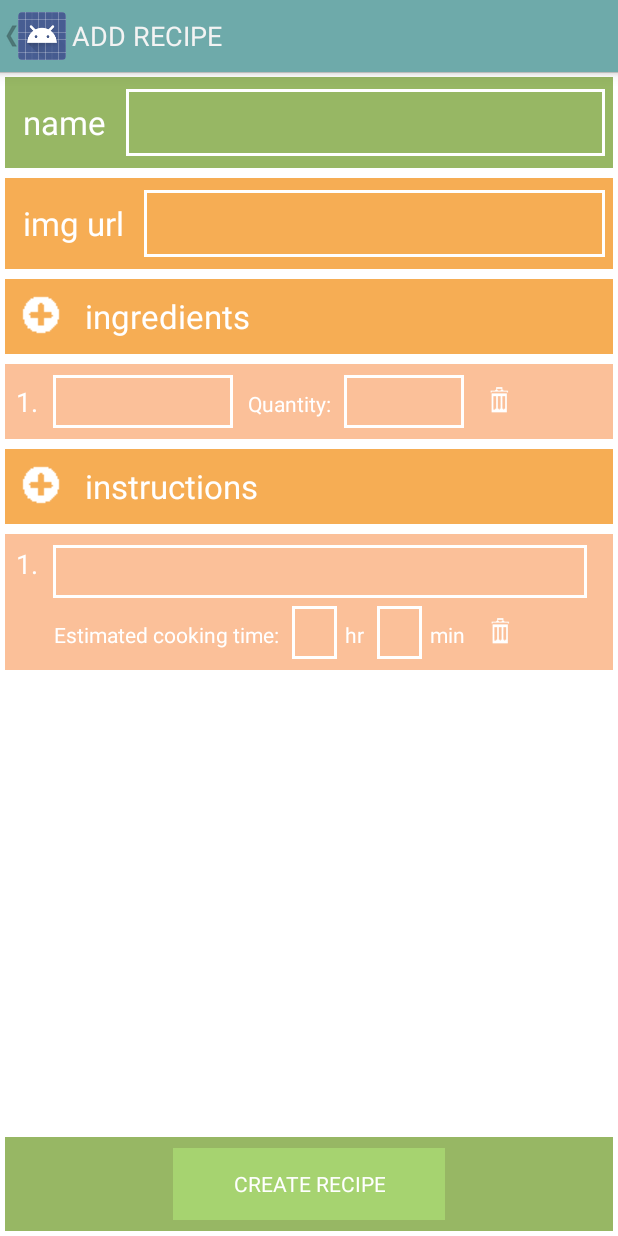
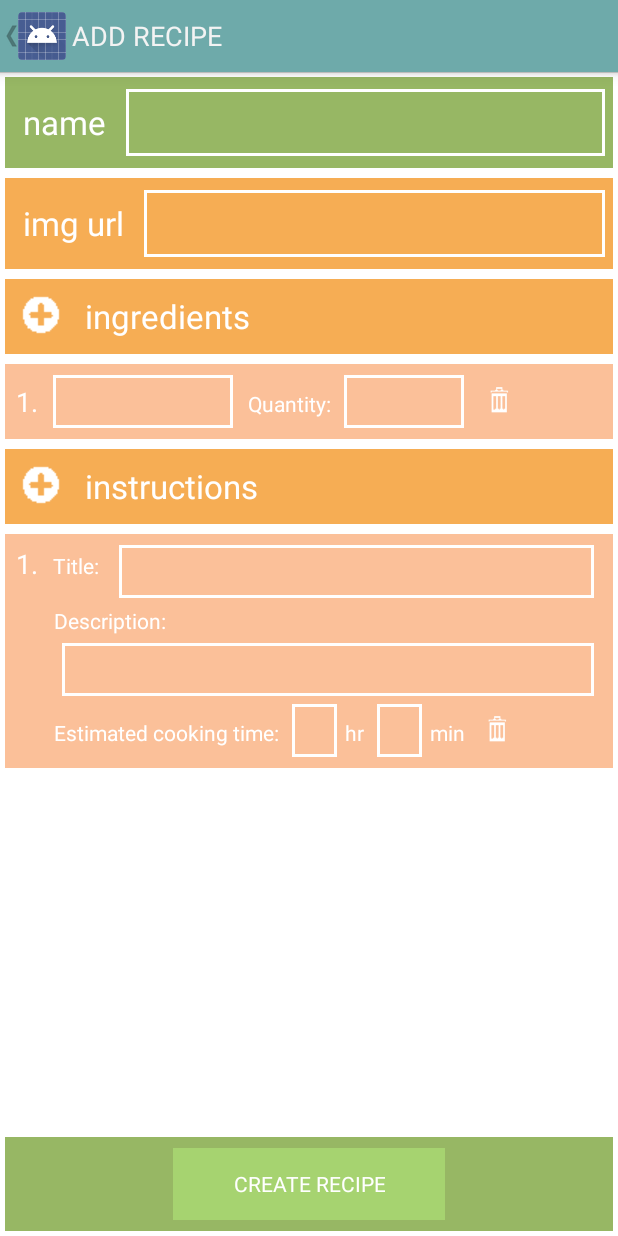
Before and after one commit to km13818/CookPal, an Android app: the AddRecipeActivity screen opened directly, with no data from a screen before it, after a tap on an icon or button, on a phone screen of 412 x 824 dp. Run offline under Robolectric (Android 15) with nearby library versions, the phone set to English and light mode, and no system bars; libraries missing offline, so code that uses them is left out: com.facebook; 4 statements that could not run were skipped; 1 other tap on this screen came first.

Commit message:
added styling for instruction description

```diff
--- a/CookPal/app/src/main/res/layout/add_recipe_instruction_entry.xml
+++ b/CookPal/app/src/main/res/layout/add_recipe_instruction_entry.xml
@@ -22,6 +22,51 @@
             android:id="@+id/add_recipe_instruction_step"
             android:password="false"
             />
+        <TextView
+            android:layout_width="wrap_content"
+            android:layout_height="wrap_content"
+            android:text="Title: "
+            android:textColor="@color/white"
+            android:id="@+id/titleTextView"
+            android:layout_marginLeft="10dp"
+            />
+        <EditText
+            android:layout_width="match_parent"
+            android:layout_height="wrap_content"
+            android:id="@+id/add_recipe_instruction_title_edit"
+            android:textColor="@color/white"
+            android:layout_gravity="center_horizontal"
+            android:textAppearance="?android:attr/textAppearanceMedium"
+            android:background="@drawable/view_border_light_orange_sm"
+            android:layout_marginLeft="10dp"
+            android:layout_marginRight="5dp"
+            android:padding="5dp"
+            />
+    </LinearLayout>
+
+    <LinearLayout
+        android:layout_width="match_parent"
+        android:layout_height="wrap_content"
+        android:orientation="horizontal"
+        android:layout_marginLeft="25dp"
+        android:layout_marginTop="5dp">
+
+        <TextView
+            android:layout_width="wrap_content"
+            android:layout_height="wrap_content"
+            android:text="Description: "
+            android:textColor="@color/white"
+            android:id="@+id/descTextView"
+            />
+    </LinearLayout>
+
+    <LinearLayout
+        android:layout_width="match_parent"
+        android:layout_height="wrap_content"
+        android:orientation="horizontal"
+        android:layout_marginLeft="25dp"
+        android:layout_marginTop="5dp">
+
         <EditText
             android:layout_width="match_parent"
             android:layout_height="wrap_content"
@@ -30,11 +75,12 @@
             android:layout_gravity="center_horizontal"
             android:textAppearance="?android:attr/textAppearanceMedium"
             android:background="@drawable/view_border_light_orange_sm"
-            android:layout_marginLeft="10dp"
-            android:layout_marginRight="10dp"
+            android:layout_marginLeft="5dp"
+            android:layout_marginRight="5dp"
             android:padding="5dp"
             />
     </LinearLayout>
+
     <LinearLayout
         android:orientation="horizontal"
         android:layout_width="match_parent"
@@ -101,7 +147,7 @@
             android:layout_gravity="center_vertical"
             android:background="@android:color/transparent"
             android:scaleType="fitXY"
-            android:layout_marginLeft="10dp"
+            android:layout_marginLeft="8dp"
             />
     </LinearLayout>
 </LinearLayout>
```
